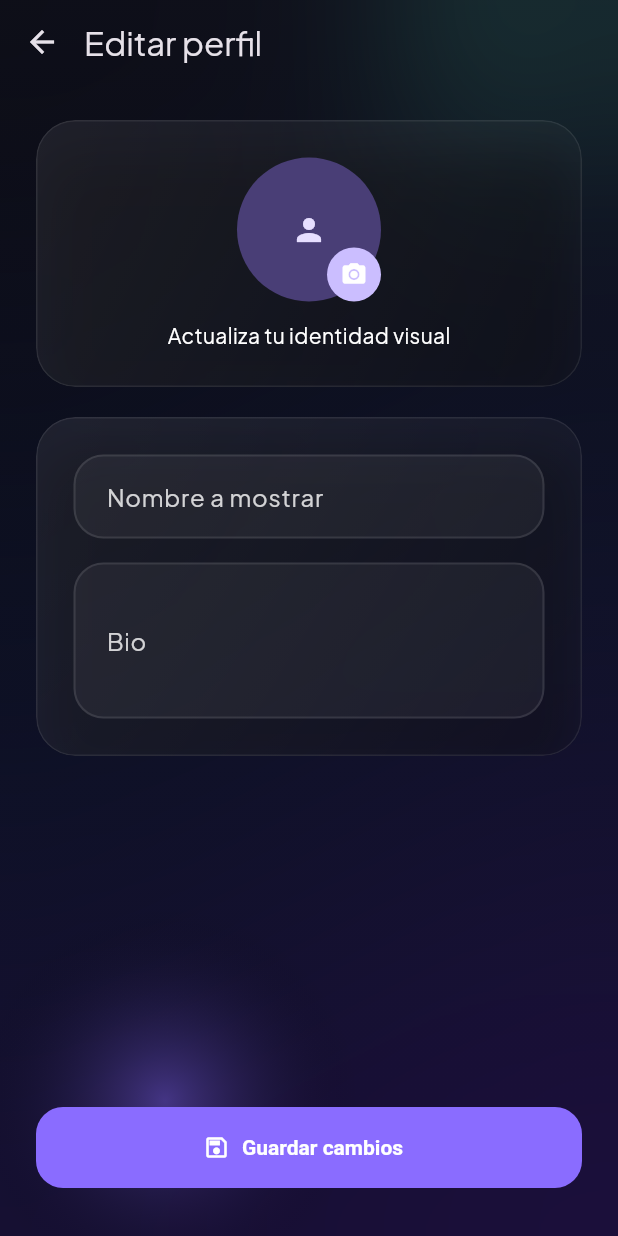
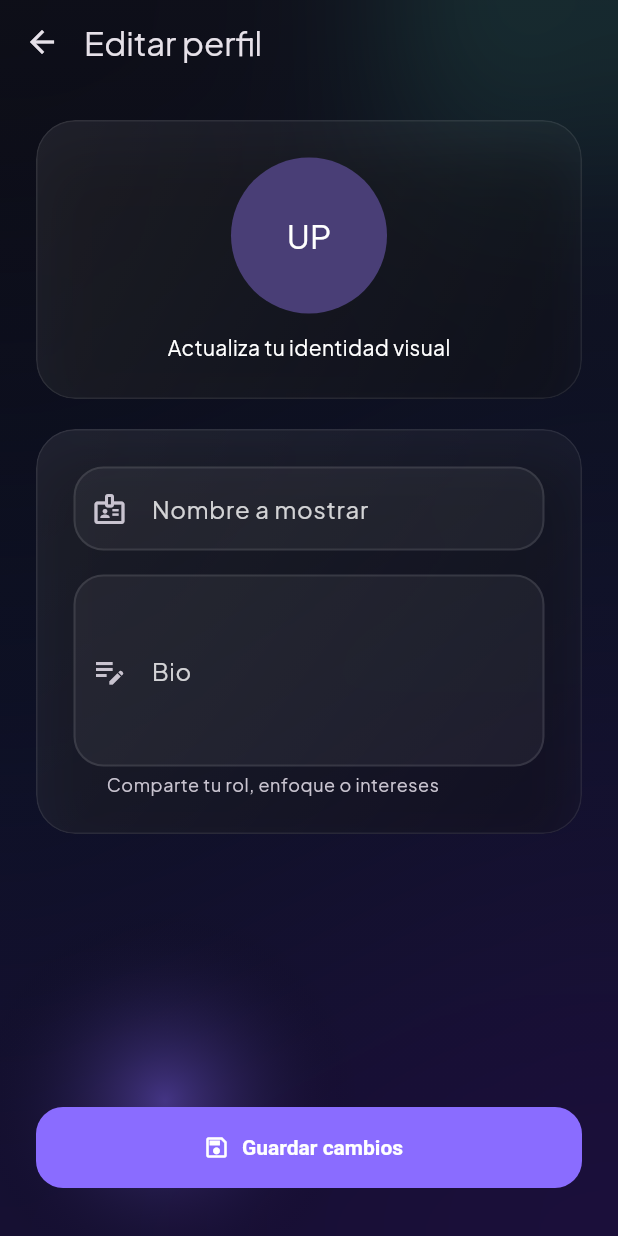
Before and after one commit to Jorgemrqz/upsglam_mobile, a Flutter app: the EditProfileView screen opened by its route, on a phone screen of 412 x 824 dp. Run offline on Flutter 3.47's test engine with Material 3 defaults, Android fonts, the phone set to English and light mode, and no system bars; our stand-ins replace google_fonts, shared_preferences; accounts and stored records are empty.

Commit message:
Enhance profile editing functionality with initial profile support and improved UI

```diff
--- a/lib/models/profile.dart
+++ b/lib/models/profile.dart
@@ -39,6 +39,25 @@ class ProfileModel {
         if (createdAt != null) 'createdAt': createdAt!.millisecondsSinceEpoch,
       };
 
+  ProfileModel copyWith({
+    String? name,
+    String? username,
+    String? bio,
+    String? avatarUrl,
+    List<String>? avatarHistory,
+    DateTime? createdAt,
+  }) {
+    return ProfileModel(
+      id: id,
+      name: name ?? this.name,
+      username: username ?? this.username,
+      bio: bio ?? this.bio,
+      avatarUrl: avatarUrl ?? this.avatarUrl,
+      avatarHistory: avatarHistory ?? this.avatarHistory,
+      createdAt: createdAt ?? this.createdAt,
+    );
+  }
+
   static List<String> _parseHistory(dynamic raw) {
     if (raw is List) {
       return raw
--- a/lib/navigation/app_router.dart
+++ b/lib/navigation/app_router.dart
@@ -1,4 +1,5 @@
 import 'package:flutter/material.dart';
+import 'package:upsglam_mobile/models/profile.dart';
 import 'package:upsglam_mobile/views/auth/login_view.dart';
 import 'package:upsglam_mobile/views/auth/register_view.dart';
 import 'package:upsglam_mobile/views/auth/splash_screen.dart';
@@ -36,7 +37,8 @@ class AppRouter {
       case ProfileView.routeName:
         return _material(const ProfileView());
       case EditProfileView.routeName:
-        return _material(const EditProfileView());
+        final profile = settings.arguments as ProfileModel?;
+        return _material(EditProfileView(initialProfile: profile), settings);
       case SettingsView.routeName:
         return _material(const SettingsView());
       case GatewaySetupView.routeName:
@@ -46,6 +48,6 @@ class AppRouter {
     }
   }
 
-  static MaterialPageRoute<dynamic> _material(Widget child) =>
-      MaterialPageRoute<dynamic>(builder: (_) => child);
+  static MaterialPageRoute<dynamic> _material(Widget child, [RouteSettings? settings]) =>
+      MaterialPageRoute<dynamic>(builder: (_) => child, settings: settings);
 }
--- a/lib/views/profile/edit_profile_view.dart
+++ b/lib/views/profile/edit_profile_view.dart
@@ -1,15 +1,60 @@
 import 'package:flutter/material.dart';
+import 'package:upsglam_mobile/models/profile.dart';
 import 'package:upsglam_mobile/widgets/glass_panel.dart';
 import 'package:upsglam_mobile/widgets/upsglam_background.dart';
 
-class EditProfileView extends StatelessWidget {
-  const EditProfileView({super.key});
+class EditProfileView extends StatefulWidget {
+  const EditProfileView({super.key, this.initialProfile});
 
   static const routeName = '/edit-profile';
+
+  final ProfileModel? initialProfile;
+
+  @override
+  State<EditProfileView> createState() => _EditProfileViewState();
+}
+
+class _EditProfileViewState extends State<EditProfileView> {
+  final _formKey = GlobalKey<FormState>();
+  late final TextEditingController _nameController;
+  late final TextEditingController _bioController;
+  bool _didSave = false;
+
+  @override
+  void initState() {
+    super.initState();
+    _nameController = TextEditingController(text: widget.initialProfile?.name ?? '');
+    _bioController = TextEditingController(text: widget.initialProfile?.bio ?? '');
+  }
+
+  @override
+  void dispose() {
+    _nameController.dispose();
+    _bioController.dispose();
+    super.dispose();
+  }
+
+  void _handleSave() {
+    final baseProfile = widget.initialProfile;
+    if (baseProfile == null) {
+      Navigator.pop(context);
+      return;
+    }
+    final form = _formKey.currentState;
+    if (form == null || !form.validate()) return;
+    final trimmedBio = _bioController.text.trim();
+    final updated = baseProfile.copyWith(
+      name: _nameController.text.trim(),
+      bio: trimmedBio.isEmpty ? null : trimmedBio,
+    );
+    setState(() => _didSave = true);
+    Navigator.pop(context, updated);
+  }
 
   @override
   Widget build(BuildContext context) {
     final textTheme = Theme.of(context).textTheme;
+    final profile = widget.initialProfile;
     return Scaffold(
       extendBodyBehindAppBar: true,
       backgroundColor: Colors.transparent,
@@ -17,22 +62,21 @@ class EditProfileView extends StatelessWidget {
       body: UPSGlamBackground(
         reserveAppBar: true,
         reserveAppBarSpacing: -64,
+        child: Form(
+          key: _formKey,
           child: Column(
             crossAxisAlignment: CrossAxisAlignment.stretch,
             children: [
               GlassPanel(
                 child: Column(
                   children: [
-                  Stack(
-                    alignment: Alignment.bottomRight,
-                    children: [
-                      const CircleAvatar(radius: 48, child: Icon(Icons.person)),
                     CircleAvatar(
-                        radius: 18,
-                        backgroundColor: Theme.of(context).colorScheme.primary,
-                        child: const Icon(Icons.camera_alt, size: 18, color: Colors.white),
-                      ),
-                    ],
+                      radius: 52,
+                      backgroundImage:
+                          profile?.avatarUrl != null ? NetworkImage(profile!.avatarUrl!) : null,
+                      child: profile?.avatarUrl == null
+                          ? Text(profile?.initials ?? 'UP', style: textTheme.titleLarge)
+                          : null,
                     ),
                     const SizedBox(height: 12),
                     Text('Actualiza tu identidad visual', style: textTheme.bodyMedium),
@@ -42,27 +86,43 @@ class EditProfileView extends StatelessWidget {
               const SizedBox(height: 20),
               GlassPanel(
                 child: Column(
-                children: const [
-                  TextField(
-                    decoration: InputDecoration(labelText: 'Nombre a mostrar'),
+                  children: [
+                    TextFormField(
+                      controller: _nameController,
+                      decoration: const InputDecoration(
+                        labelText: 'Nombre a mostrar',
+                        prefixIcon: Icon(Icons.badge_outlined),
                       ),
-                  SizedBox(height: 16),
-                  TextField(
-                    decoration: InputDecoration(labelText: 'Bio'),
-                    maxLines: 3,
+                      validator: (value) {
+                        if (value == null || value.trim().isEmpty) {
+                          return 'El nombre es obligatorio';
+                        }
+                        return null;
+                      },
+                    ),
+                    const SizedBox(height: 16),
+                    TextFormField(
+                      controller: _bioController,
+                      maxLines: 4,
+                      decoration: const InputDecoration(
+                        labelText: 'Bio',
+                        helperText: 'Comparte tu rol, enfoque o intereses',
+                        prefixIcon: Icon(Icons.edit_note_outlined),
+                      ),
                     ),
                   ],
                 ),
               ),
               const Spacer(),
               FilledButton.icon(
-              onPressed: () => Navigator.pop(context),
+                onPressed: _didSave ? null : _handleSave,
                 icon: const Icon(Icons.save_outlined),
                 label: const Text('Guardar cambios'),
               ),
             ],
           ),
         ),
+      ),
     );
   }
 }
```
Also changed, not shown: lib/views/profile/profile_view.dart (+23 -8 lines). Lines whose indentation alone changed are shown as unchanged.
